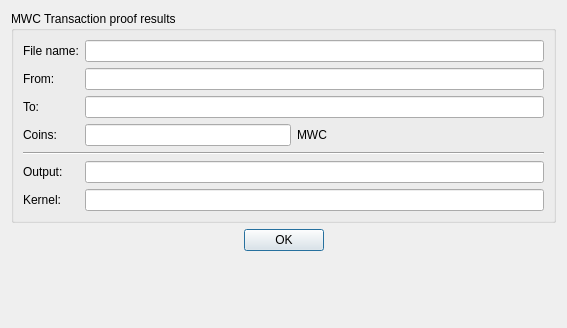
First picture: the form in windows/showproofdialog.ui, repository mwcproject/mwc-qt-wallet, before the edit.
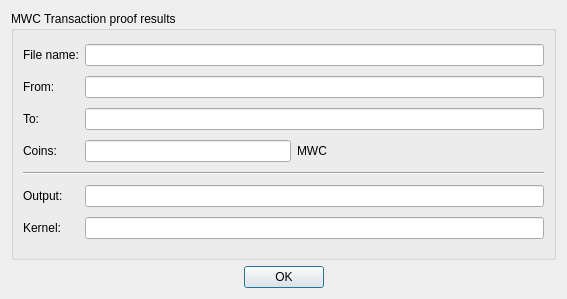
Second picture: the form after the edit.

Commit message: Fix focused, default buttons, titles e.t.c

Patch:
```diff
--- a/windows/showproofdialog.ui
+++ b/windows/showproofdialog.ui
@@ -7,7 +7,7 @@
     <x>0</x>
     <y>0</y>
     <width>567</width>
-    <height>328</height>
+    <height>299</height>
    </rect>
   </property>
   <property name="windowTitle">
@@ -154,6 +154,9 @@
        <property name="text">
         <string>OK</string>
        </property>
+       <property name="default">
+        <bool>true</bool>
+       </property>
       </widget>
      </item>
      <item>
@@ -171,19 +174,6 @@
      </item>
     </layout>
    </item>
-   <item>
-    <spacer name="verticalSpacer">
-     <property name="orientation">
-      <enum>Qt::Vertical</enum>
-     </property>
-     <property name="sizeHint" stdset="0">
-      <size>
-       <width>20</width>
-       <height>40</height>
-      </size>
-     </property>
-    </spacer>
-   </item>
   </layout>
  </widget>
  <resources/>
```
Left out of the diff: 12 changed lines with no effect on the pictures. The commit also changes 71 other files.
